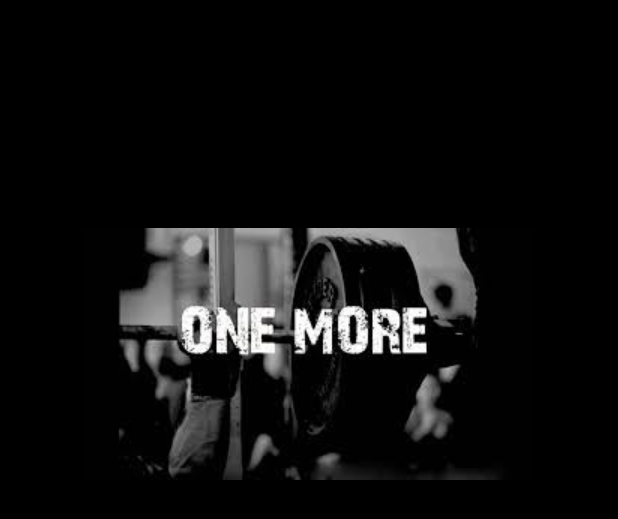
After one commit to Jamesxx98/gym-app, an Android app: the layout activity_user.xml on its own in the app's theme, with its tools: preview values and no code run, on a phone screen of 412 x 824 dp. The commit adds this screen. Shown: the top 519 px of the screen. Run offline under Robolectric (Android 15) with nearby library versions, the phone set to English and light mode, and no system bars; Roboto replaces fonts that are not available here.

Commit message:
Welcome View

```diff
--- a/app/src/main/AndroidManifest.xml
+++ b/app/src/main/AndroidManifest.xml
@@ -30,6 +30,10 @@
 <!--            </intent-filter>-->
 
         </activity>
+        <activity android:name=".UserActivity" android:exported="true">
+
+        </activity>
+
         <meta-data
             android:name="preloaded_fonts"
             android:resource="@array/preloaded_fonts" />
--- /dev/null
+++ b/app/src/main/res/layout/activity_user.xml
@@ -0,0 +1,31 @@
+<?xml version="1.0" encoding="utf-8"?>
+<androidx.constraintlayout.widget.ConstraintLayout xmlns:android="http://schemas.android.com/apk/res/android"
+    xmlns:app="http://schemas.android.com/apk/res-auto"
+    xmlns:tools="http://schemas.android.com/tools"
+    android:layout_width="match_parent"
+    android:layout_height="match_parent"
+    android:background="#000000">
+
+    <TextView
+        android:id="@+id/textView3"
+        android:layout_width="wrap_content"
+        android:layout_height="wrap_content"
+        android:layout_marginTop="40dp"
+        android:layout_marginEnd="16dp"
+        android:textColor="#FFFFFF"
+        android:textSize="20sp"
+        app:layout_constraintEnd_toEndOf="parent"
+        app:layout_constraintTop_toTopOf="parent" />
+
+    <ImageView
+        android:id="@+id/imageView"
+        android:layout_width="wrap_content"
+        android:layout_height="wrap_content"
+        android:layout_marginTop="152dp"
+        app:layout_constraintEnd_toEndOf="parent"
+        app:layout_constraintHorizontal_bias="0.495"
+        app:layout_constraintStart_toStartOf="parent"
+        app:layout_constraintTop_toTopOf="parent"
+        app:srcCompat="@drawable/gyma" />
+
+</androidx.constraintlayout.widget.ConstraintLayout>
```
Also changed, not shown: app/src/main/java/com/example/gym/LoginActivity.kt (+13 -5 lines), app/src/main/java/com/example/gym/UserActivity.kt (added, +19 -0 lines), app/src/main/res/drawable/bacjkgym.webp (added), app/src/main/res/drawable/cyan.jpg (added), app/src/main/res/drawable/gyma.jpg (added).
